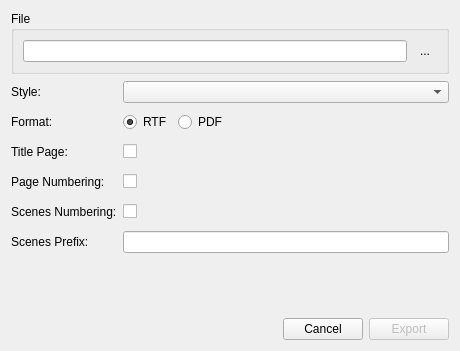
Before: the Qt Designer form src/bin/Scenarist/UserInterfaceLayer/Export/ExportDialog.ui in dimkanovikov/KITScenarist, drawn with Qt 5.
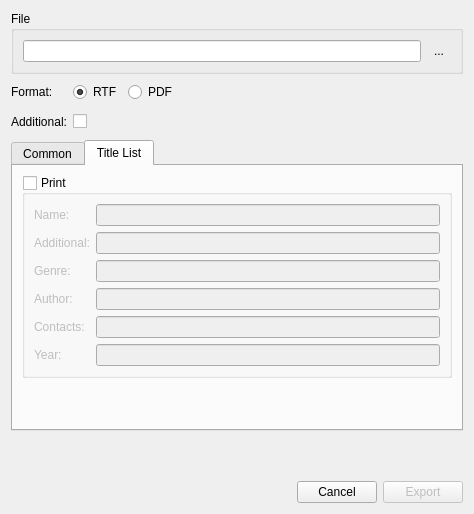
After: the same form once the commit is applied. The open tabs and pages were chosen to show the change. Icons and pictures are not drawn.

Commit message: Implemented title list export

Patch:
```diff
--- a/src/bin/Scenarist/UserInterfaceLayer/Export/ExportDialog.ui
+++ b/src/bin/Scenarist/UserInterfaceLayer/Export/ExportDialog.ui
@@ -6,15 +6,28 @@
    <rect>
     <x>0</x>
     <y>0</y>
-    <width>460</width>
-    <height>351</height>
+    <width>474</width>
+    <height>514</height>
    </rect>
   </property>
   <property name="windowTitle">
    <string>Export Scenario</string>
   </property>
-  <layout class="QVBoxLayout" name="verticalLayout">
-   <item>
+  <layout class="QGridLayout" name="gridLayout">
+   <item row="2" column="0" colspan="2">
+    <widget class="QLabel" name="label_8">
+     <property name="minimumSize">
+      <size>
+       <width>0</width>
+       <height>24</height>
+      </size>
+     </property>
+     <property name="text">
+      <string>Additional:</string>
+     </property>
+    </widget>
+   </item>
+   <item row="0" column="0" colspan="3">
     <widget class="QGroupBox" name="groupBox">
      <property name="title">
       <string>File</string>
@@ -56,45 +69,7 @@
      </layout>
     </widget>
    </item>
-   <item>
-    <layout class="QGridLayout" name="gridLayout">
-     <item row="0" column="0">
-      <widget class="QLabel" name="label">
-       <property name="minimumSize">
-        <size>
-         <width>0</width>
-         <height>24</height>
-        </size>
-       </property>
-       <property name="text">
-        <string>Style:</string>
-       </property>
-      </widget>
-     </item>
-     <item row="0" column="1">
-      <widget class="QComboBox" name="styles">
-       <property name="sizePolicy">
-        <sizepolicy hsizetype="Expanding" vsizetype="Fixed">
-         <horstretch>0</horstretch>
-         <verstretch>0</verstretch>
-        </sizepolicy>
-       </property>
-      </widget>
-     </item>
-     <item row="1" column="0">
-      <widget class="QLabel" name="label_2">
-       <property name="minimumSize">
-        <size>
-         <width>0</width>
-         <height>24</height>
-        </size>
-       </property>
-       <property name="text">
-        <string>Format:</string>
-       </property>
-      </widget>
-     </item>
-     <item row="1" column="1">
+   <item row="1" column="2">
       <layout class="QHBoxLayout" name="horizontalLayout_2">
        <item>
         <widget class="QRadioButton" name="rtf">
@@ -128,8 +103,34 @@
        </item>
       </layout>
      </item>
-     <item row="2" column="0">
-      <widget class="QLabel" name="label_4">
+   <item row="2" column="2">
+    <widget class="QCheckBox" name="showAdditional">
+     <property name="sizePolicy">
+      <sizepolicy hsizetype="Expanding" vsizetype="Fixed">
+       <horstretch>0</horstretch>
+       <verstretch>0</verstretch>
+      </sizepolicy>
+     </property>
+     <property name="text">
+      <string/>
+     </property>
+    </widget>
+   </item>
+   <item row="3" column="0" colspan="3">
+    <widget class="QTabWidget" name="additionalSettings">
+     <property name="currentIndex">
+      <number>0</number>
+     </property>
+     <widget class="QWidget" name="commonTab">
+      <attribute name="title">
+       <string>Common</string>
+      </attribute>
+      <layout class="QFormLayout" name="formLayout">
+       <property name="fieldGrowthPolicy">
+        <enum>QFormLayout::AllNonFixedFieldsGrow</enum>
+       </property>
+       <item row="0" column="0">
+        <widget class="QLabel" name="label">
        <property name="minimumSize">
         <size>
          <width>0</width>
@@ -137,18 +138,21 @@
         </size>
        </property>
        <property name="text">
-        <string>Title Page:</string>
+          <string>Style:</string>
        </property>
       </widget>
      </item>
-     <item row="2" column="1">
-      <widget class="QCheckBox" name="title">
-       <property name="text">
-        <string/>
+       <item row="0" column="1">
+        <widget class="QComboBox" name="styles">
+         <property name="sizePolicy">
+          <sizepolicy hsizetype="Expanding" vsizetype="Fixed">
+           <horstretch>0</horstretch>
+           <verstretch>0</verstretch>
+          </sizepolicy>
        </property>
       </widget>
      </item>
-     <item row="3" column="0">
+       <item row="1" column="0">
       <widget class="QLabel" name="label_5">
        <property name="minimumSize">
         <size>
@@ -161,14 +165,14 @@
        </property>
       </widget>
      </item>
-     <item row="3" column="1">
+       <item row="1" column="1">
       <widget class="QCheckBox" name="pageNumbering">
        <property name="text">
         <string/>
        </property>
       </widget>
      </item>
-     <item row="4" column="0">
+       <item row="2" column="0">
       <widget class="QLabel" name="label_6">
        <property name="minimumSize">
         <size>
@@ -181,14 +185,14 @@
        </property>
       </widget>
      </item>
-     <item row="4" column="1">
+       <item row="2" column="1">
       <widget class="QCheckBox" name="scenesNumbering">
        <property name="text">
         <string/>
        </property>
       </widget>
      </item>
-     <item row="5" column="0">
+       <item row="3" column="0">
       <widget class="QLabel" name="label_7">
        <property name="minimumSize">
         <size>
@@ -201,7 +205,7 @@
        </property>
       </widget>
      </item>
-     <item row="5" column="1">
+       <item row="3" column="1">
       <widget class="QLineEdit" name="scenesPrefix">
        <property name="text">
         <string/>
@@ -209,8 +213,88 @@
       </widget>
      </item>
     </layout>
-   </item>
-   <item>
+     </widget>
+     <widget class="QWidget" name="titleListTab">
+      <attribute name="title">
+       <string>Title List</string>
+      </attribute>
+      <layout class="QGridLayout" name="gridLayout_2">
+       <item row="0" column="0">
+        <widget class="QGroupBox" name="printTitle">
+         <property name="title">
+          <string>Print</string>
+         </property>
+         <property name="checkable">
+          <bool>true</bool>
+         </property>
+         <property name="checked">
+          <bool>false</bool>
+         </property>
+         <layout class="QFormLayout" name="formLayout_2">
+          <item row="0" column="0">
+           <widget class="QLabel" name="nameLabel">
+            <property name="text">
+             <string>Name:</string>
+            </property>
+           </widget>
+          </item>
+          <item row="0" column="1">
+           <widget class="QLineEdit" name="name"/>
+          </item>
+          <item row="1" column="0">
+           <widget class="QLabel" name="nameLabel_2">
+            <property name="text">
+             <string>Additional:</string>
+            </property>
+           </widget>
+          </item>
+          <item row="1" column="1">
+           <widget class="QLineEdit" name="additionalInfo"/>
+          </item>
+          <item row="2" column="0">
+           <widget class="QLabel" name="nameLabel_3">
+            <property name="text">
+             <string>Genre:</string>
+            </property>
+           </widget>
+          </item>
+          <item row="2" column="1">
+           <widget class="QLineEdit" name="genre"/>
+          </item>
+          <item row="3" column="0">
+           <widget class="QLabel" name="nameLabel_4">
+            <property name="text">
+             <string>Author:</string>
+            </property>
+           </widget>
+          </item>
+          <item row="3" column="1">
+           <widget class="QLineEdit" name="author"/>
+          </item>
+          <item row="4" column="0">
+           <widget class="QLabel" name="nameLabel_5">
+            <property name="text">
+             <string>Contacts:</string>
+            </property>
+           </widget>
+          </item>
+          <item row="4" column="1">
+           <widget class="QLineEdit" name="contacts"/>
+          </item>
+          <item row="5" column="0">
+           <widget class="QLabel" name="nameLabel_6">
+            <property name="text">
+             <string>Year:</string>
+            </property>
+           </widget>
+          </item>
+          <item row="5" column="1">
+           <widget class="QLineEdit" name="year"/>
+          </item>
+         </layout>
+        </widget>
+       </item>
+       <item row="1" column="0">
     <spacer name="verticalSpacer">
      <property name="orientation">
       <enum>Qt::Vertical</enum>
@@ -223,7 +307,11 @@
      </property>
     </spacer>
    </item>
-   <item>
+      </layout>
+     </widget>
+    </widget>
+   </item>
+   <item row="5" column="0" colspan="3">
     <layout class="QHBoxLayout" name="horizontalLayout">
      <item>
       <spacer name="horizontalSpacer">
@@ -260,6 +348,32 @@
      </item>
     </layout>
    </item>
+   <item row="1" column="0">
+    <widget class="QLabel" name="label_2">
+     <property name="minimumSize">
+      <size>
+       <width>0</width>
+       <height>24</height>
+      </size>
+     </property>
+     <property name="text">
+      <string>Format:</string>
+     </property>
+    </widget>
+   </item>
+   <item row="4" column="0">
+    <spacer name="verticalSpacer_2">
+     <property name="orientation">
+      <enum>Qt::Vertical</enum>
+     </property>
+     <property name="sizeHint" stdset="0">
+      <size>
+       <width>20</width>
+       <height>40</height>
+      </size>
+     </property>
+    </spacer>
+   </item>
   </layout>
  </widget>
  <tabstops>
```
Left out of the diff: 11 changed lines with no effect on the pictures. Lines whose indentation alone changed are shown as unchanged. The commit also changes 21 other files.
